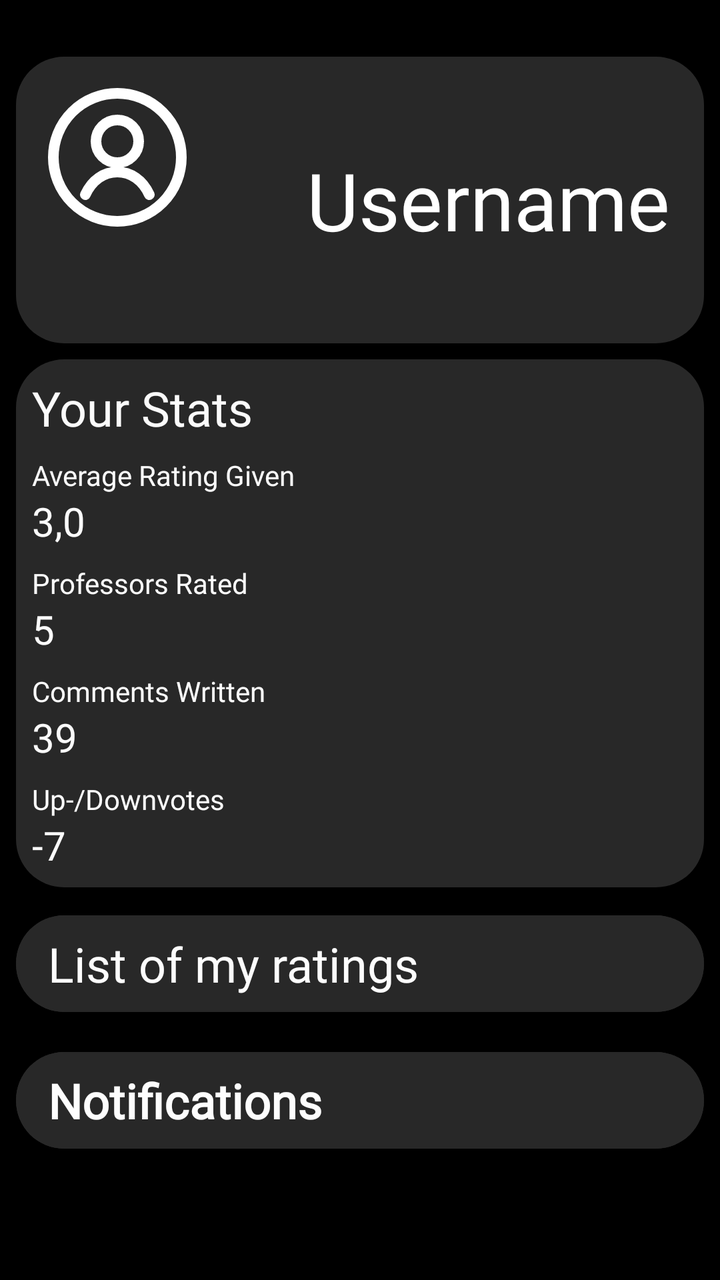
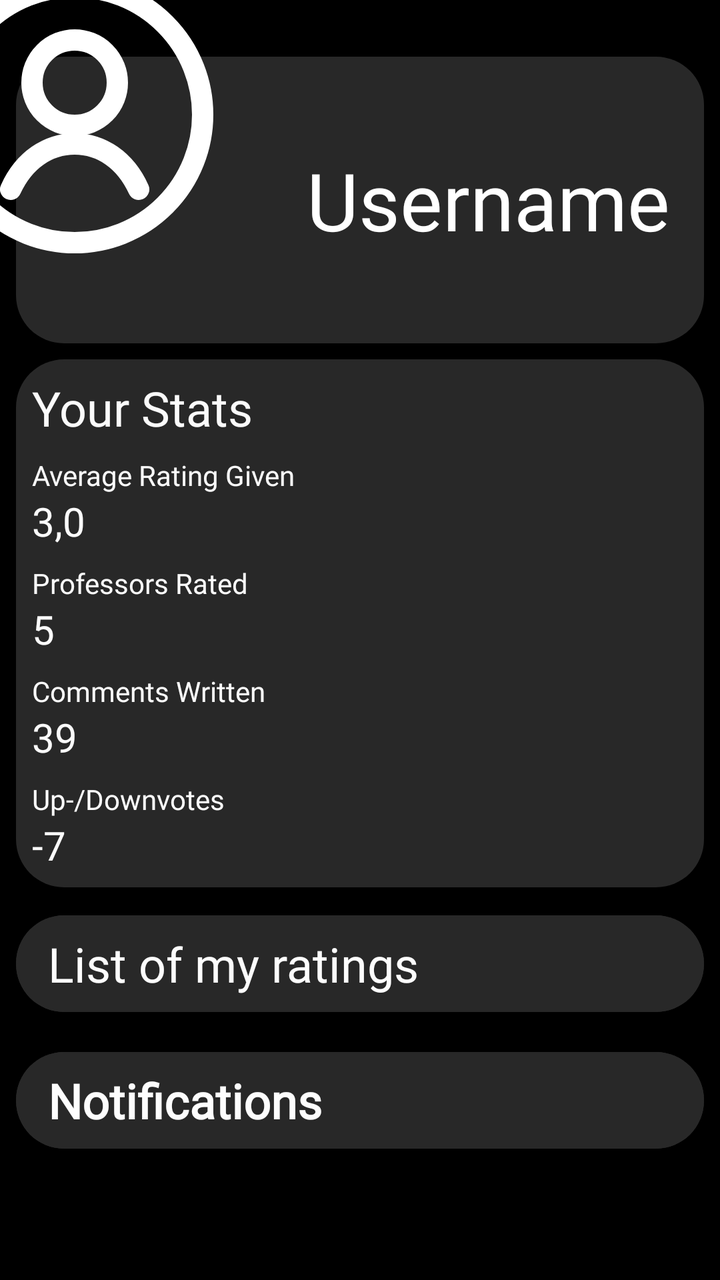

An Android layout rendered at two revisions. The XML below is the earlier revision; the diff shows what the commit changed to produce the second picture.
<!-- AndroidManifest.xml: application theme Theme.MyApplication_Java -->
<!-- res/layout/fragment_home_screen.xml -->
<?xml version="1.0" encoding="utf-8"?>
<androidx.constraintlayout.widget.ConstraintLayout xmlns:android="http://schemas.android.com/apk/res/android"
    xmlns:app="http://schemas.android.com/apk/res-auto"
    android:layout_width="match_parent"
    android:layout_height="match_parent"
    android:background="#000000">


    <TextView
        android:id="@+id/profile"
        android:layout_width="0dp"
        android:layout_height="0dp"
        android:layout_marginStart="8dp"
        android:layout_marginTop="-8dp"
        android:layout_marginEnd="8dp"
        android:layout_marginBottom="-8dp"
        android:background="@drawable/rounded_box"
        android:textAlignment="textEnd"
        android:textColor="#FDFDFD"
        app:layout_constraintBottom_toBottomOf="@id/imageView"
        app:layout_constraintEnd_toEndOf="parent"
        app:layout_constraintHorizontal_bias="0.0"
        app:layout_constraintStart_toStartOf="parent"
        app:layout_constraintTop_toTopOf="@id/imageView" />

    <TextView
        android:id="@+id/your_stats_background"
        android:layout_width="0dp"
        android:layout_height="0dp"
        android:layout_marginStart="8dp"
        android:layout_marginTop="8dp"
        android:layout_marginEnd="8dp"
        android:layout_marginBottom="-8dp"
        android:background="@drawable/rounded_box"
        android:fontFamily="@font/inter_bold"
        android:textColor="#FDFDFD"
        android:textSize="200sp"
        app:layout_constraintBottom_toBottomOf="@+id/up_downvotes_num"
        app:layout_constraintEnd_toEndOf="parent"
        app:layout_constraintHorizontal_bias="0.0"
        app:layout_constraintStart_toStartOf="parent"
        app:layout_constraintTop_toBottomOf="@+id/profile" />

    <TextView
        android:id="@+id/your_stats"
        android:layout_width="wrap_content"
        android:layout_height="wrap_content"
        android:layout_marginStart="8dp"
        android:layout_marginTop="8dp"
        android:fontFamily="@font/inter_bold"
        android:text="Your Stats"
        android:textColor="#FBFBFB"
        android:textSize="24sp"
        app:layout_constraintBottom_toTopOf="@+id/average_rating_given"
        app:layout_constraintStart_toStartOf="@+id/your_stats_background"
        app:layout_constraintTop_toTopOf="@+id/your_stats_background" />

    <TextView
        android:id="@+id/average_rating_given"
        android:layout_width="wrap_content"
        android:layout_height="wrap_content"
        android:layout_marginStart="8dp"
        android:layout_marginTop="8dp"
        android:fontFamily="@font/inter_bold"
        android:text="Average Rating Given"
        android:textColor="#FBFBFB"
        app:layout_constraintStart_toStartOf="@+id/your_stats_background"
        app:layout_constraintTop_toBottomOf="@+id/your_stats" />

    <TextView
        android:id="@+id/average_rating_given_num"
        android:layout_width="wrap_content"
        android:layout_height="wrap_content"
        android:fontFamily="@font/inter_bold"
        android:text="3,0"
        android:textColor="#FBFBFB"
        android:textSize="20sp"
        app:layout_constraintStart_toStartOf="@+id/average_rating_given"
        app:layout_constraintTop_toBottomOf="@+id/average_rating_given" />

    <com.google.android.material.button.MaterialButton
        android:id="@+id/list_of_my_ratings_button"
        android:layout_width="0dp"
        android:layout_height="wrap_content"
        android:layout_marginStart="8dp"
        android:layout_marginTop="8dp"
        android:layout_marginEnd="8dp"
        android:backgroundTint="#282828"
        android:clickable="true"
        android:focusable="true"
        style="@style/text_style"
        android:letterSpacing="0"
        android:paddingTop="8dp"
        android:paddingBottom="8dp"
        android:text="List of my ratings"
        android:textAlignment="textStart"
        android:textAllCaps="false"
        android:textColor="#FDFDFD"
        android:textSize="24sp"
        android:typeface="normal"
        app:cornerRadius="24dp"
        app:layout_constraintEnd_toEndOf="parent"
        app:layout_constraintHorizontal_bias="0.0"
        app:layout_constraintStart_toStartOf="parent"
        app:layout_constraintTop_toBottomOf="@+id/your_stats_background" />


    <com.google.android.material.button.MaterialButton
        android:id="@+id/notifications"
        android:layout_width="0dp"
        android:layout_height="wrap_content"
        android:layout_marginStart="8dp"
        android:layout_marginTop="8dp"
        android:layout_marginEnd="8dp"
        android:layout_marginBottom="200dp"
        android:backgroundTint="#282828"
        app:cornerRadius="24dp"
        android:textAlignment="textStart"
        android:textAllCaps="false"
        android:textColor="#FDFDFD"
        android:textSize="24sp"
        android:textStyle="bold"
        android:typeface="normal"
        android:clickable="true"
        android:focusable="true"
        style="@style/text_style"
        android:letterSpacing="0"
        android:paddingTop="8dp"
        android:paddingBottom="8dp"
        android:text="Notifications"
        app:layout_constraintBottom_toBottomOf="parent"
        app:layout_constraintEnd_toEndOf="parent"
        app:layout_constraintHorizontal_bias="1.0"
        app:layout_constraintStart_toStartOf="parent"
        app:layout_constraintTop_toBottomOf="@+id/list_of_my_ratings_button"
        app:layout_constraintVertical_bias="0.0" />

    <TextView
        android:id="@+id/professors_rated"
        android:layout_width="wrap_content"
        android:layout_height="wrap_content"
        android:layout_marginStart="8dp"
        android:layout_marginTop="8dp"
        android:fontFamily="@font/inter_bold"
        android:text="Professors Rated"
        android:textColor="#FBFBFB"
        app:layout_constraintStart_toStartOf="@+id/your_stats_background"
        app:layout_constraintTop_toBottomOf="@+id/average_rating_given_num" />

    <TextView
        android:id="@+id/average_rating_given_num2"
        android:layout_width="wrap_content"
        android:layout_height="wrap_content"
        android:fontFamily="@font/inter_bold"
        android:text="5"
        android:textColor="#FBFBFB"
        android:textSize="20sp"
        app:layout_constraintStart_toStartOf="@+id/average_rating_given"
        app:layout_constraintTop_toBottomOf="@+id/professors_rated" />

    <TextView
        android:id="@+id/comments_written"
        android:layout_width="wrap_content"
        android:layout_height="wrap_content"
        android:layout_marginStart="8dp"
        android:layout_marginTop="8dp"
        android:fontFamily="@font/inter_bold"
        android:text="Comments Written"
        android:textColor="#FBFBFB"
        app:layout_constraintStart_toStartOf="@+id/your_stats_background"
        app:layout_constraintTop_toBottomOf="@+id/average_rating_given_num2" />

    <TextView
        android:id="@+id/comments_written_num"
        android:layout_width="wrap_content"
        android:layout_height="wrap_content"
        android:fontFamily="@font/inter_bold"
        android:text="39"
        android:textColor="#FBFBFB"
        android:textSize="20sp"
        app:layout_constraintStart_toStartOf="@+id/average_rating_given"
        app:layout_constraintTop_toBottomOf="@+id/comments_written" />

    <TextView
        android:id="@+id/up_downvotes"
        android:layout_width="wrap_content"
        android:layout_height="wrap_content"
        android:layout_marginStart="8dp"
        android:layout_marginTop="8dp"
        android:fontFamily="@font/inter_bold"
        android:text="Up-/Downvotes"
        android:textColor="#FBFBFB"
        app:layout_constraintStart_toStartOf="@+id/your_stats_background"
        app:layout_constraintTop_toBottomOf="@+id/comments_written_num" />

    <TextView
        android:id="@+id/up_downvotes_num"
        android:layout_width="wrap_content"
        android:layout_height="wrap_content"
        android:fontFamily="@font/inter_bold"
        android:text="-7"
        android:textColor="#FBFBFB"
        android:textSize="20sp"
        app:layout_constraintStart_toStartOf="@+id/average_rating_given"
        app:layout_constraintTop_toBottomOf="@+id/up_downvotes" />

    <TextView
        android:id="@+id/user_name"
        android:layout_width="wrap_content"
        android:layout_height="wrap_content"
        android:layout_marginEnd="8dp"
        android:fontFamily="@font/inter_bold"
        android:text="Username"
        android:textColor="#FFFFFF"
        android:textSize="40sp"
        app:layout_constraintBottom_toBottomOf="@+id/profile"
        app:layout_constraintEnd_toEndOf="@+id/profile"
        app:layout_constraintStart_toEndOf="@+id/imageView"
        app:layout_constraintTop_toTopOf="@+id/profile" />

    <ImageView
        android:id="@+id/imageView"
        android:layout_width="wrap_content"
        android:layout_height="wrap_content"
        android:layout_marginStart="8dp"
        android:layout_marginTop="32dp"
        android:layout_marginBottom="8dp"
        app:layout_constraintBottom_toTopOf="@+id/your_stats_background"
        app:layout_constraintStart_toStartOf="@+id/profile"
        app:layout_constraintTop_toTopOf="parent"
        app:layout_constraintVertical_bias="0.348"
        android:src="@drawable/profile_icon" />


</androidx.constraintlayout.widget.ConstraintLayout>
<!-- resources referenced by this layout -->
<resources>
  <!-- drawable profile_icon (drawable) -->
  <vector xmlns:android="http://schemas.android.com/apk/res/android"
      android:width="128dp"
      android:height="128dp"
      android:viewportWidth="96"
      android:viewportHeight="96">
    <path
        android:pathData="M32,32m-24,0a24,24 0,1 1,48 0a24,24 0,1 1,-48 0"
        android:strokeWidth="4"
        android:fillColor="#00000000"
        android:strokeColor="@color/white"/>
    <path
        android:pathData="M32,26m-8,0a8,8 0,1 1,16 0a8,8 0,1 1,-16 0"
        android:strokeWidth="4"
        android:fillColor="#00000000"
        android:strokeColor="@color/white"/>
    <path
        android:pathData="M20,46C22.5,40.5 27,37.5 32,37.5C37,37.5 41.5,40.5 44,46"
        android:strokeWidth="4"
        android:fillColor="#00000000"
        android:strokeColor="@color/white"
        android:strokeLineCap="round"/>
  </vector>
  <!-- drawable rounded_box (drawable) -->
  <shape xmlns:android="http://schemas.android.com/apk/res/android">
  
      <solid android:color="#282828"/>
  
      <corners android:radius="24dp"/>
  
  </shape>
  <style name="text_style" parent="Widget.MaterialComponents.Button">
          <item name="android:fontFamily">@font/inter_bold</item>
          <item name="android:textAllCaps">false</item>
      </style>
  <style name="Theme.MyApplication_Java" parent="Theme.MaterialComponents.DayNight.NoActionBar">
          
          <item name="colorPrimary">@color/purple_500</item>
          <item name="colorPrimaryVariant">@color/purple_700</item>
          <item name="colorOnPrimary">@color/white</item>
          
          <item name="colorSecondary">@color/teal_200</item>
          <item name="colorSecondaryVariant">@color/teal_700</item>
          <item name="colorOnSecondary">@color/black</item>
          
          <item name="android:statusBarColor">?attr/colorPrimaryVariant</item>
          
      </style>
  <color name="white">#FFFFFFFF</color>
  <color name="purple_500">#FF6200EE</color>
  <color name="purple_700">#FF3700B3</color>
  <color name="teal_200">#FF03DAC5</color>
  <color name="teal_700">#FF018786</color>
  <color name="black">#FF000000</color>
</resources>

<!-- the commit's change to res/layout/fragment_home_screen.xml (unified diff, before → after) -->
@@ -229,7 +229,9 @@
         app:layout_constraintStart_toStartOf="@+id/profile"
         app:layout_constraintTop_toTopOf="parent"
         app:layout_constraintVertical_bias="0.348"
-        android:src="@drawable/profile_icon" />
+        android:src="@drawable/profile_icon"
+        android:scaleX="2.0"
+        android:scaleY="2.0"/>
 
 
 </androidx.constraintlayout.widget.ConstraintLayout>
